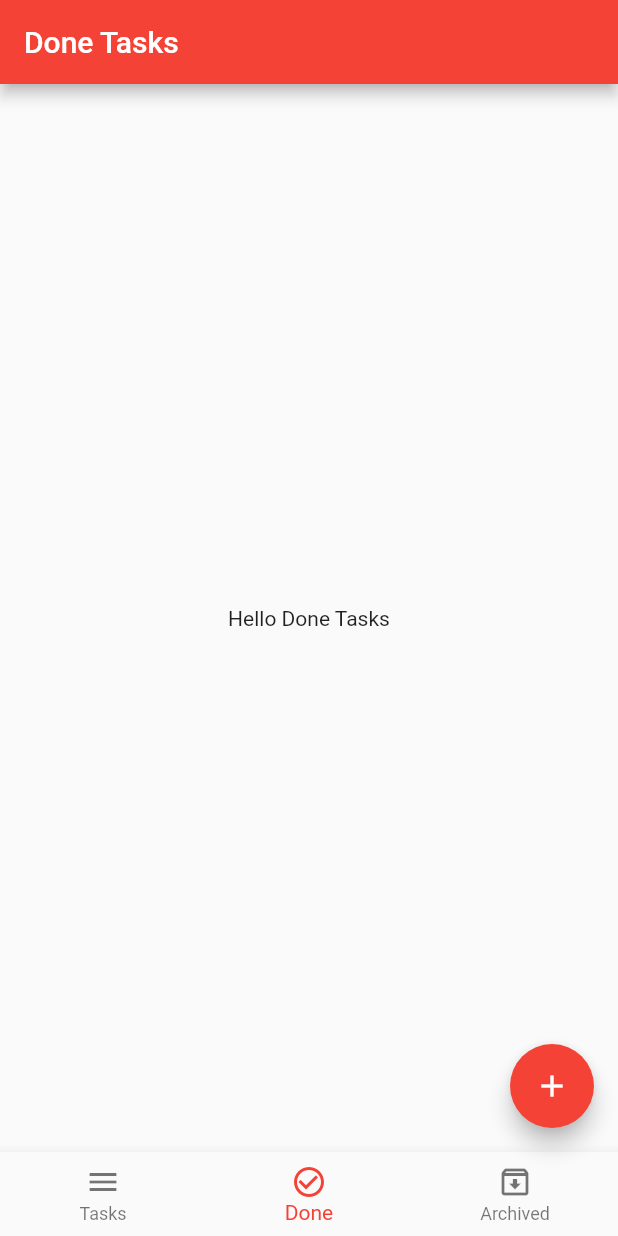
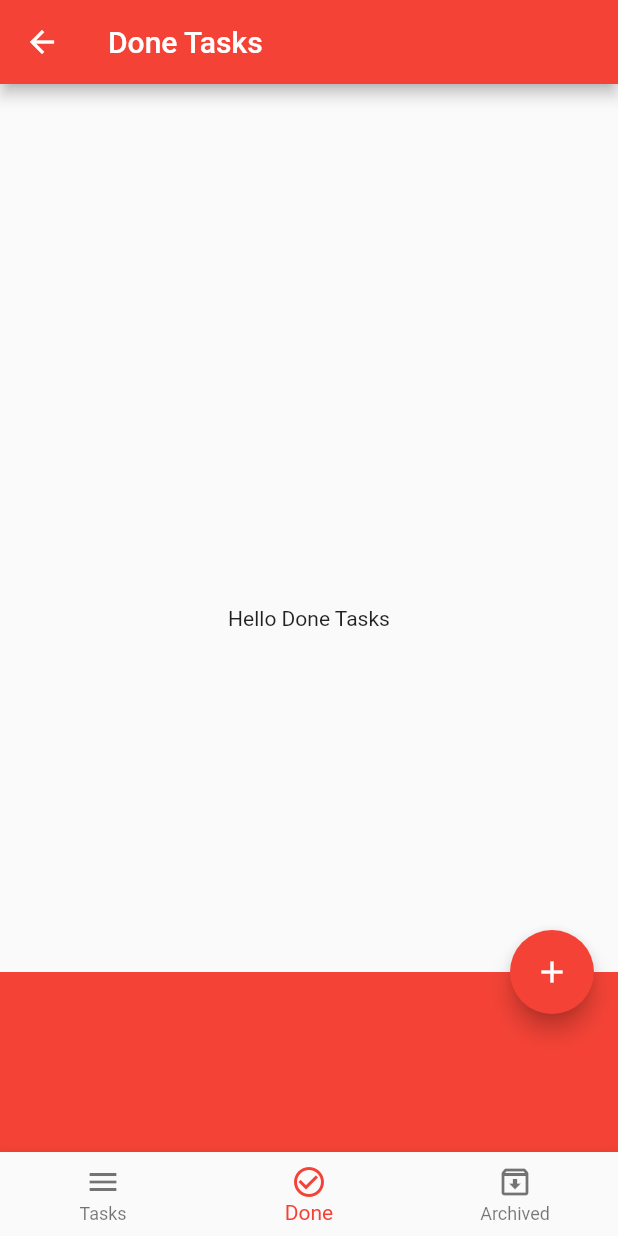
Before and after one commit to ashrafffathalla/sqflite, a Flutter app: the screen it shows after launch, item 2 of the bottom bar chosen, after a tap on the "add" icon, on a phone screen of 412 x 824 dp. Run offline on Flutter 3.47's test engine with Material 2 defaults, Android fonts, the phone set to English and light mode, and no system bars; our stand-ins replace sqflite; accounts and stored records are empty.

Commit message:
commit all

```diff
--- a/lib/layout/home_layout.dart
+++ b/lib/layout/home_layout.dart
@@ -22,6 +22,7 @@ class _HomeLayoutState extends State<HomeLayout> {
   List<String> titles = ['New Tasks', 'Done Tasks', 'Archive Tasks'];
 
   late Database database;
+  var scaffoldKey = GlobalKey<ScaffoldState>();
 
   @override
   void initState() {
@@ -32,6 +33,7 @@ class _HomeLayoutState extends State<HomeLayout> {
   @override
   Widget build(BuildContext context) {
     return Scaffold(
+      key: scaffoldKey,
       appBar: AppBar(
         title: Text(
           titles[currentIndex],
@@ -40,7 +42,14 @@ class _HomeLayoutState extends State<HomeLayout> {
       body: screens[currentIndex],
       floatingActionButton: FloatingActionButton(
         onPressed: () {
-          insertToDatabase();
+          //insertToDatabase();
+          scaffoldKey.currentState!.showBottomSheet(
+                  (context) => Container(
+                    width: double.infinity,
+                    height: 120.0,
+                    color: Colors.red,
+                  ),
+          );
         },
         child: const Icon(Icons.add),
       ),
```
